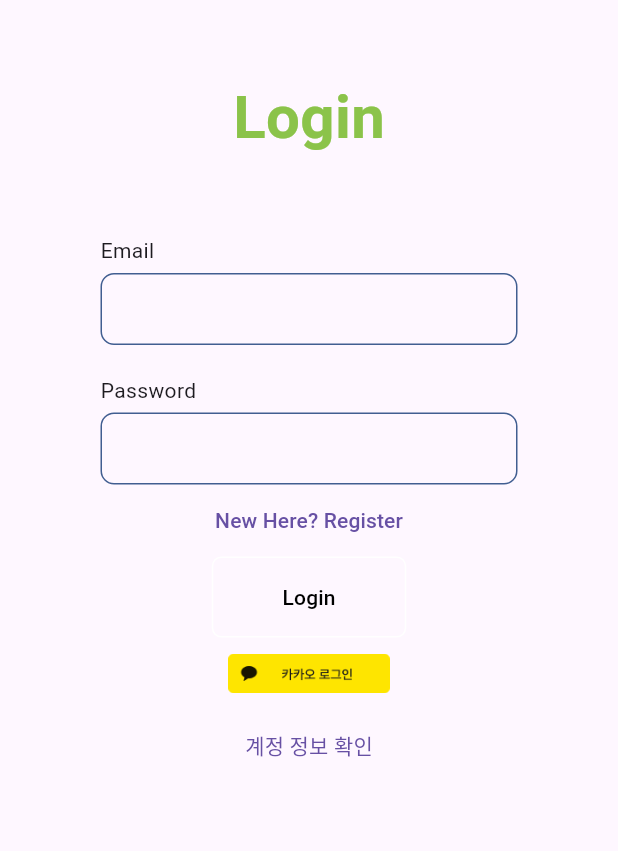
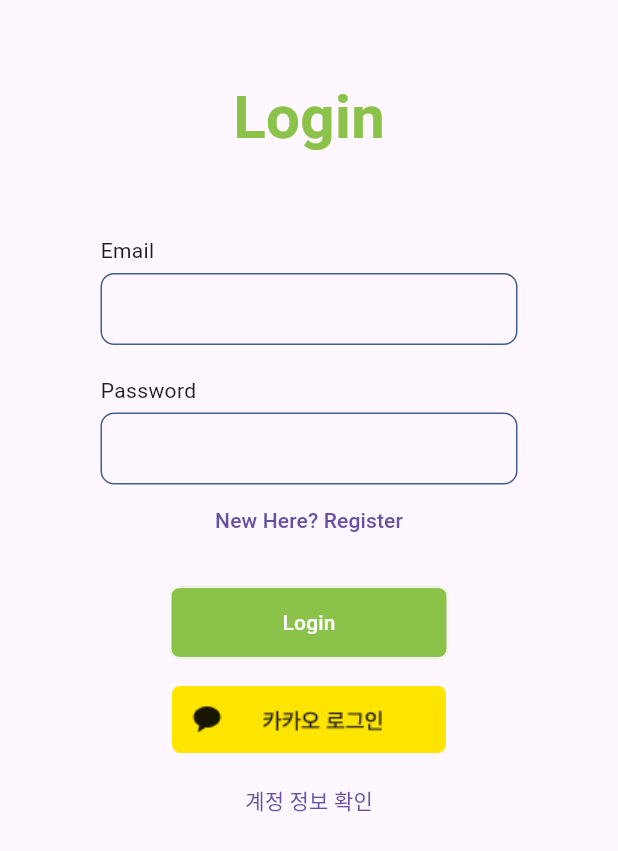
Before and after one commit to jjoing/luckybikey, a Flutter app: the screen it shows after launch, on a phone screen of 412 x 824 dp. Shown: the top 851 px of the screen. Run offline on Flutter 3.47's test engine with Material 3 defaults, Android fonts, the phone set to English and light mode, and no system bars; our stand-ins replace animated_splash_screen, cloud_functions, convert, firebase_auth, firebase_core, flutter_tts and 5 more; missing offline and left inert: dart:ffi, flutter_naver_map, kakao_flutter_sdk, kakao_flutter_sdk_auth, kakao_flutter_sdk_user; accounts and stored records are empty.

Commit message:
fix: Kakao login implement

```diff
--- a/lib/login.dart
+++ b/lib/login.dart
@@ -7,6 +7,8 @@
 import 'register.dart';
 import 'utils/kakao_login.dart';
 import 'utils/social_login.dart';
+
+
 
 class login extends StatefulWidget {
   const login({super.key});
@@ -198,10 +200,7 @@
                     height: MediaQuery.of(context).viewInsets.bottom,
                   ),
                   // button linked to register page
-                  Positioned(
-                    bottom: 13,
-                    left: 18.9,
-                    child: TextButton(
+                  TextButton(
                     style: ButtonStyle(
                       padding: WidgetStateProperty.all(
                         EdgeInsets.zero,
@@ -215,19 +214,16 @@
                           MaterialPageRoute(builder: (context) => const register()));
                     },
                   ),
-                  ),
+                  SizedBox(height: 20,),
                   // login button
-                  Positioned(
-                    bottom: 19.13,
-                    right: 27.26,
-                    child: OutlinedButton(
+                  OutlinedButton(
                     style: OutlinedButton.styleFrom(
-                        foregroundColor: Colors.black,
-                        backgroundColor: Colors.transparent,
+                      foregroundColor: Colors.white,
+                      backgroundColor: Colors.lightGreen,
                       side: const BorderSide(
                         color: Colors.white,
                       ),
-                        fixedSize: const Size(129.6, 54.0),
+                      fixedSize: Size(MediaQuery.of(context).size.width*0.45, 48.0),
                       shape: RoundedRectangleBorder(
                         borderRadius: BorderRadius.circular(6.3),
                       ),
@@ -264,14 +260,15 @@
                       'Login',
                     ),
                   ),
-                  ),
+                  SizedBox(height: 10,),
                   Column(
                     children: [
                       Container(
-                        width: MediaQuery.of(context).size.width*0.3,
+                        width: MediaQuery.of(context).size.width*0.5,
                         child: IconButton(
                           onPressed: () async {
                             await viewModel.login();
+                            KakaoLogin();
                             setState(() {});
 
                           },
--- a/lib/main.dart
+++ b/lib/main.dart
@@ -21,9 +21,11 @@
 void main() async {
   await _initialize();
   WidgetsFlutterBinding.ensureInitialized();
+
   await Firebase.initializeApp(
     options: DefaultFirebaseOptions.currentPlatform,
   );
+
   KakaoSdk.init(
     nativeAppKey: kakao_native_key,
     javaScriptAppKey: kakao_java_key,
```
Also changed, not shown: pubspec.lock. Lines whose indentation alone changed are shown as unchanged.
